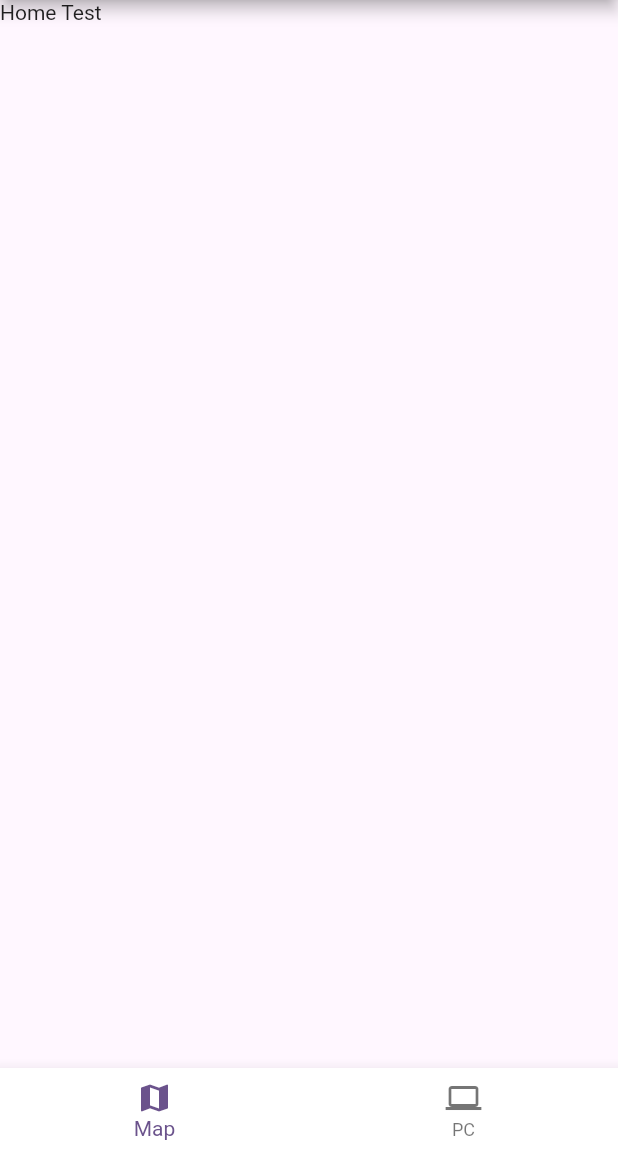
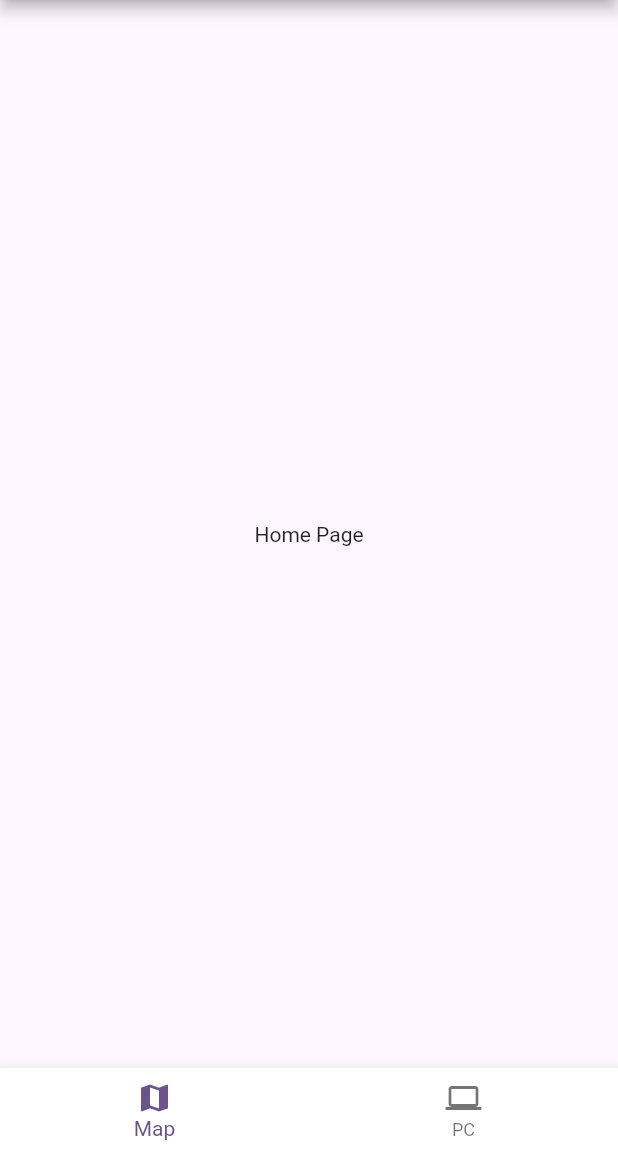
Before and after one commit to sventer444/BattleMaster, a Flutter app: the screen it shows after launch, on a phone screen of 412 x 824 dp, the part 84-1236 px from its top. Run offline on Flutter 3.47's test engine with Material 2 defaults, Android fonts, the phone set to English and light mode, and no system bars; our stand-ins replace audioplayers, get, go_router; missing offline and left inert: games_services.

Commit message:
commit work

```diff
--- a/lib/components/app_bar.dart
+++ b/lib/components/app_bar.dart
@@ -5,11 +5,10 @@ import 'package:battle_master/styles/icons.dart';
 // TODO: Implement profile view
 
 // TODO: Implement Dex view
-class TopBar {
-  get appBar => AppBar(
-        actions: const [GameIcons.dexIcon, GameIcons.profileIcon],
-        title: const Text('Battle Master'),
-        centerTitle: true,
-        backgroundColor: Palette.pokeRed,
-      );
-}
+
+AppBar appBar = AppBar(
+  actions: const [GameIcons.dexIcon, GameIcons.profileIcon],
+  title: const Text('Battle Master'),
+  centerTitle: true,
+  backgroundColor: Palette.pokeRed,
+);
--- a/lib/components/base.dart
+++ b/lib/components/base.dart
@@ -6,7 +6,6 @@ import 'package:provider/provider.dart';
 
 import '../controllers/audio.dart';
 // import '../controllers/game_services.dart';
-import '../controllers/page.dart';
 import '../states/app_lifecycle.dart';
 import '../states/persistence/player/player_persistence.dart';
 import '../states/persistence/settings/settings_persistence.dart';
@@ -38,19 +37,14 @@ class BasePage extends StatelessWidget {
 
   @override
   Widget build(BuildContext context) {
-    final ActivePageController activePage = Get.find<ActivePageController>();
-
-    return Scaffold(
-      body: Stack(
-        children: [
-          PageView(
-            children: <Widget>[Text('Home Test')],
-            controller: activePage.controller.value,
-            pageSnapping: false,
-            physics: NeverScrollableScrollPhysics(),
-          ),
-        ],
-      ),
+    return Column(
+      mainAxisAlignment: MainAxisAlignment.center,
+      children: [
+        Row(
+          mainAxisAlignment: MainAxisAlignment.center,
+          children: [Text('Home Page')],
+        )
+      ],
     );
     // AppLifecycleObserver(
     //   child: MultiProvider(
--- a/lib/components/bottom_nav.dart
+++ b/lib/components/bottom_nav.dart
@@ -1,25 +1,23 @@
 import 'package:flutter/material.dart';
+import 'package:get/get.dart';
 import 'package:go_router/go_router.dart';
 import 'package:battle_master/styles/icons.dart';
 
 import '../styles/palette.dart';
 
 // TODO: Implement Store?
-class BottomNav {
-  BottomNav();
 
-  static const navRoutingMap = ['map', 'pc'];
+const navRoutingMap = ['map', 'pc'];
 
-  get nav => BottomNavigationBar(
+BottomNavigationBar bottomNavBar = BottomNavigationBar(
   backgroundColor: Palette.trueWhite,
   items: const [
     BottomNavigationBarItem(icon: GameIcons.mapIcon, label: 'Map'),
     BottomNavigationBarItem(icon: GameIcons.pcIcon, label: 'PC'),
   ],
-        //onTap: (index) => {navigate(context, index)},
+  onTap: (index) => {navigate(index)},
 );
 
-  navigate(BuildContext context, int index) {
-    context.go('/${navRoutingMap[index]}');
+navigate(int index) {
+  Get.toNamed('/${navRoutingMap[index]}');
 }
-}
--- a/lib/components/responsive_window.dart
+++ b/lib/components/responsive_window.dart
@@ -1,6 +1,6 @@
 import 'package:flutter/material.dart';
 
-class ResponsiveScreen extends StatelessWidget {
+class ResponsiveWindow extends StatelessWidget {
   /// This is the "hero" of the screen. It's more or less square, and will
   /// be placed in the visual "center" of the screen.
   final Widget squarishMainArea;
@@ -16,7 +16,7 @@ class ResponsiveScreen extends StatelessWidget {
   /// elements.
   final double mainAreaProminence;
 
-  const ResponsiveScreen({
+  const ResponsiveWindow({
     required this.squarishMainArea,
     this.rectangularMenuArea,
     this.topMessageArea = const SizedBox.shrink(),
--- a/lib/constants/game_functions.dart
+++ b/lib/constants/game_functions.dart
@@ -37,7 +37,7 @@ Pokemon setEncounterOpponent(List<Pokemon> encounterTable) {
 // it can attack multiple times
 List<Pokemon> determineAttackOrder(Pokemon opponent, List<Pokemon> playerTeam) {
   List<Pokemon> determinedOrder = List.empty(growable: true);
-  List<Pokemon> attackersList = playerTeam.toList();
+  List<Pokemon> attackersList = playerTeam;
   attackersList.add(opponent); // Attackers list has player team and opponent
 
   // Sorts attackers based on speed
--- a/lib/constants/router.dart
+++ b/lib/constants/router.dart
@@ -15,6 +15,23 @@ import '../region/kanto/kanto.dart';
 final middleware = GlobalMiddleware();
 final routes = [
   GetPage(name: '/', page: () => const BasePage(), middlewares: [middleware]),
+  GetPage(
+      name: '/map', page: () => const RouteMap(), middlewares: [middleware]),
+  GetPage(name: '/pc', page: () => const PlayerPc(), middlewares: [middleware]),
+  GetPage(
+      name: '/location/:locationId',
+      page: () => locations
+          .singleWhere((loc) => loc.$1 == Get.parameters['locationId'])
+          .$3,
+      middlewares: [middleware]),
+  GetPage(
+      name: '/battle',
+      page: () => battles[Get.arguments['battleNumber'] - 1],
+      middlewares: [middleware]),
+  GetPage(
+      name: '/route',
+      page: () => mapRoutes[Get.arguments['routeNumber'] - 1],
+      middlewares: [middleware]),
 ];
 
 // TODO: Implement some kind of base page logic
--- a/lib/controllers/page.dart
+++ /dev/null
@@ -1,22 +0,0 @@
-import 'package:get/get.dart';
-import 'package:flutter/material.dart';
-
-class ActivePageController extends GetxController {
-  var page = 0.obs;
-  var controller = PageController().obs;
-  var fromController = ScrollController(initialScrollOffset: 0.0).obs;
-
-  onPageChanged(input) {
-    page.value = input;
-  }
-
-  animateTo(int page) {
-    if (controller.value.hasClients)
-      controller.value.animateToPage(page,
-          duration: Duration(milliseconds: 300), curve: Curves.easeIn);
-  }
-
-  resetController() {
-    controller.value = PageController();
-  }
-}
--- a/lib/states/persistence/player/player_persistence.dart
+++ b/lib/states/persistence/player/player_persistence.dart
@@ -14,7 +14,7 @@ abstract class PlayerProgressPersistence {
 
   Future<int> getFurthestLocationReached();
 
-  Future<List<(String, DexStatus)>> getPlayerDex();
+  Future<List<(Pokemon, DexStatus)>> getPlayerDex();
 
   Future<List<Pokemon>> getPlayerPc();
 
@@ -28,7 +28,7 @@ abstract class PlayerProgressPersistence {
 
   Future<void> saveFurthestLocationReached(int location);
 
-  Future<void> savePlayerDex(List<(String, DexStatus)> playerDex);
+  Future<void> savePlayerDex(List<(Pokemon, DexStatus)> playerDex);
 
   Future<void> savePlayerPc(List<Pokemon> playerPc);
 
@@ -38,7 +38,7 @@ abstract class PlayerProgressPersistence {
       String farthestRegion,
       int highestRoute,
       int furthestLocationReached,
-      List<(String, DexStatus)> playerDex,
+      List<(Pokemon, DexStatus)> playerDex,
       List<Pokemon> playerPc,
       List<Pokemon> playerTeam,
       bool runInProgress);
```
Also changed, not shown: lib/components/battle.dart (+8 -6 lines), lib/components/map.dart (+11 -21 lines), lib/components/pc.dart (+9 -5 lines), lib/components/route.dart (+13 -7 lines), lib/components/team.dart (+13 -32 lines), lib/controllers/game.dart (added, +25 -0 lines), lib/controllers/middleware.dart (+4 -4 lines), lib/controllers/player.dart (added, +127 -0 lines), lib/main.dart (+6 -3 lines), lib/region/kanto/locations/prof_lab.dart (+19 -15 lines), lib/states/persistence/player/memory_player_persistence.dart (+4 -4 lines), lib/states/player_progress.dart (+129 -129 lines). Lines whose indentation alone changed are shown as unchanged.
